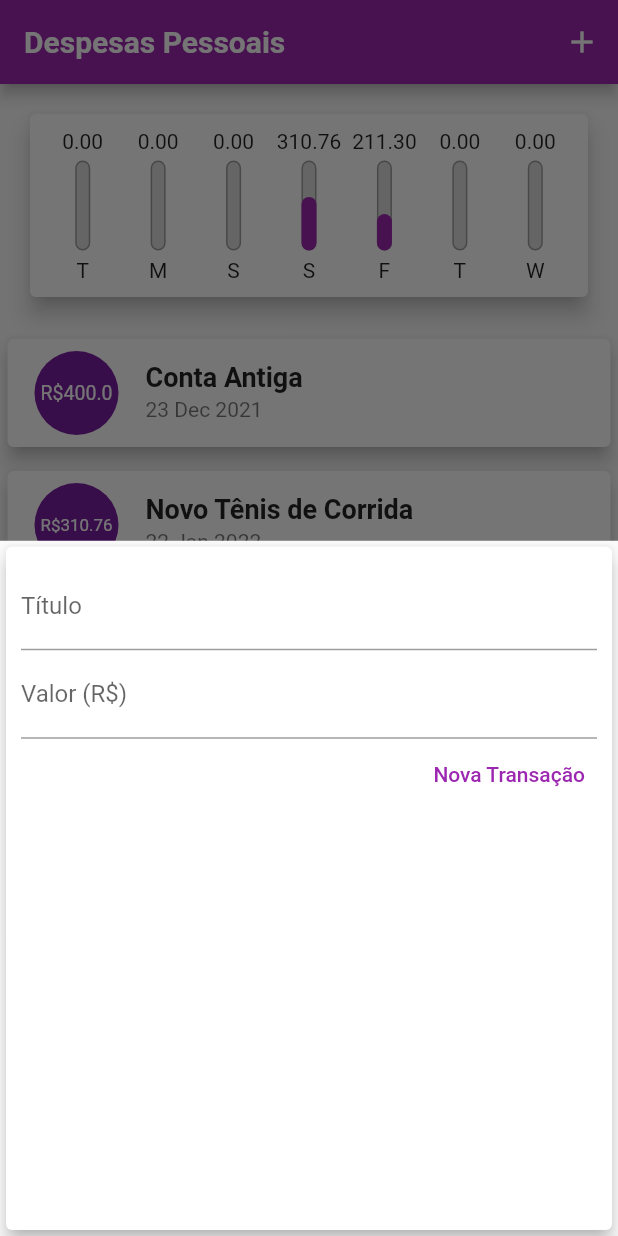
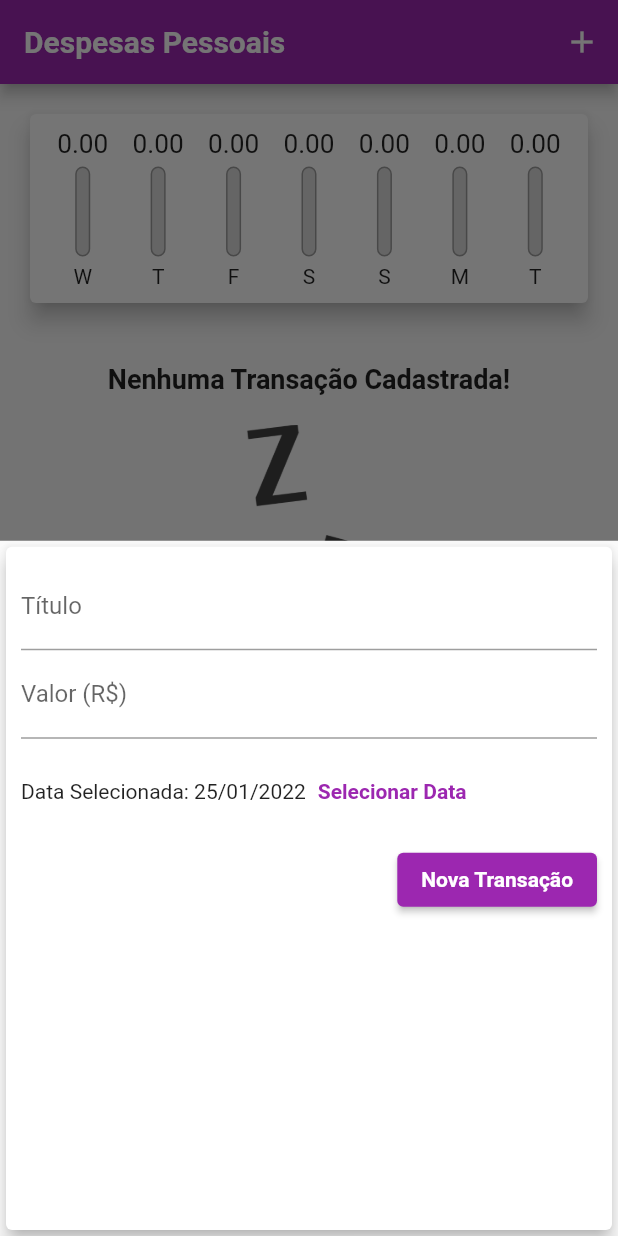
Before and after one commit to Gustavo653/Flutter, a Flutter app: the screen it shows after launch, after a tap on the "add" icon, on a phone screen of 412 x 824 dp. Run offline on Flutter 3.47's test engine with Material 2 defaults, Android fonts, the phone set to English and light mode, and no system bars; Roboto replaces fonts that are missing (OpenSans, Quicksand).

Commit message:
FInalizando projeto expenses

```diff
--- a/Secao 3/expenses/lib/components/chart.dart
+++ b/Secao 3/expenses/lib/components/chart.dart
@@ -30,7 +30,7 @@ class Chart extends StatelessWidget {
         'day': DateFormat.E().format(weekDay)[0],
         'value': totalSum,
       };
-    });
+    }).reversed.toList();
   }
 
   double get _weekTotalValue {
@@ -54,7 +54,9 @@ class Chart extends StatelessWidget {
               child: ChartBar(
                 label: tr['day'].toString(),
                 value: tr['value'] as double,
-                percentage: (tr['value'] as double) / _weekTotalValue,
+                percentage: _weekTotalValue == 0
+                    ? 0
+                    : (tr['value'] as double) / _weekTotalValue,
               ),
             );
           }).toList(),
--- a/Secao 3/expenses/lib/components/chart_bar.dart
+++ b/Secao 3/expenses/lib/components/chart_bar.dart
@@ -15,8 +15,13 @@ class ChartBar extends StatelessWidget {
   Widget build(BuildContext context) {
     return Column(
       children: <Widget>[
-        FittedBox(
-          child: Text('${value?.toStringAsFixed(2)}'),
+        Container(
+          height: 20,
+          child: FittedBox(
+            child: Text(
+              '${value?.toStringAsFixed(2)}',
+            ),
+          ),
         ),
         SizedBox(height: 5),
         Container(
--- a/Secao 3/expenses/lib/components/transaction_form.dart
+++ b/Secao 3/expenses/lib/components/transaction_form.dart
@@ -1,7 +1,8 @@
 import 'package:flutter/material.dart';
+import 'package:intl/intl.dart';
 
 class TransactionForm extends StatefulWidget {
-  final void Function(String, double) onSubmit;
+  final void Function(String, double, DateTime) onSubmit;
 
   TransactionForm(this.onSubmit);
 
@@ -10,19 +11,35 @@ class TransactionForm extends StatefulWidget {
 }
 
 class _TransactionFormState extends State<TransactionForm> {
-  final titleController = TextEditingController();
-
-  final valueController = TextEditingController();
+  final _titleController = TextEditingController();
+  final _valueController = TextEditingController();
+  DateTime _selectedDate = DateTime.now();
 
   _submitForm() {
-    final title = titleController.text;
-    final value = double.tryParse(valueController.text) ?? 0.0;
+    final title = _titleController.text;
+    final value = double.tryParse(_valueController.text) ?? 0.0;
 
-    if (title.isEmpty || value <= 0) {
+    if (title.isEmpty || value <= 0 || _selectedDate == null) {
       return;
     }
 
-    widget.onSubmit(title, value);
+    widget.onSubmit(title, value, _selectedDate);
+  }
+
+  _showDatePicker() {
+    showDatePicker(
+      context: context,
+      initialDate: DateTime.now(),
+      firstDate: DateTime(2019),
+      lastDate: DateTime.now(),
+    ).then((pickedDate) {
+      if (pickedDate == null) {
+        return;
+      }
+      setState(() {
+        _selectedDate = pickedDate;
+      });
+    });
   }
 
   @override
@@ -34,27 +51,50 @@ class _TransactionFormState extends State<TransactionForm> {
         child: Column(
           children: <Widget>[
             TextField(
-              controller: titleController,
+              controller: _titleController,
               onSubmitted: (_) => _submitForm,
               decoration: InputDecoration(
                 labelText: 'Título',
               ),
             ),
             TextField(
-              controller: valueController,
+              controller: _valueController,
               keyboardType: TextInputType.numberWithOptions(decimal: true),
               onSubmitted: (_) => _submitForm,
               decoration: InputDecoration(
                 labelText: 'Valor (R\$)',
               ),
             ),
+            Container(
+              height: 70,
+              child: Row(
+                children: <Widget>[
+                  Text(
+                    _selectedDate == null
+                        ? 'Nenhuma data selecionada!'
+                        : 'Data Selecionada: ${DateFormat('dd/MM/y').format(_selectedDate)}',
+                  ),
+                  TextButton(
+                    child: Text(
+                      'Selecionar Data',
+                      style: TextStyle(
+                        fontWeight: FontWeight.bold,
+                      ),
+                    ),
+                    onPressed: _showDatePicker,
+                  )
+                ],
+              ),
+            ),
             Row(
               mainAxisAlignment: MainAxisAlignment.end,
               children: <Widget>[
-                TextButton(
+                ElevatedButton(
                   child: Text(
                     'Nova Transação',
-                    style: TextStyle(color: Colors.purple),
+                    style: TextStyle(
+                      color: Theme.of(context).textTheme.button?.color,
+                    ),
                   ),
                   onPressed: _submitForm,
                 )
--- a/Secao 3/expenses/lib/components/transaction_list.dart
+++ b/Secao 3/expenses/lib/components/transaction_list.dart
@@ -4,13 +4,14 @@ import 'package:intl/intl.dart';
 
 class TransactionList extends StatelessWidget {
   final List<Transaction> transactions;
+  final void Function(String) onRemove;
 
-  TransactionList(this.transactions);
+  TransactionList(this.transactions, this.onRemove);
 
   @override
   Widget build(BuildContext context) {
     return Container(
-      height: 300,
+      height: 430,
       child: transactions.isEmpty
           ? Column(
               children: <Widget>[
@@ -56,6 +57,11 @@ class TransactionList extends StatelessWidget {
                     subtitle: Text(
                       DateFormat('d MMM y').format(tr.date),
                     ),
+                    trailing: IconButton(
+                      icon: Icon(Icons.delete),
+                      color: Theme.of(context).errorColor,
+                      onPressed: () => onRemove(tr.id),
+                    ),
                   ),
                 );
               },
--- a/Secao 3/expenses/lib/main.dart
+++ b/Secao 3/expenses/lib/main.dart
@@ -24,6 +24,10 @@ class ExpensesApp extends StatelessWidget {
                 fontSize: 18,
                 fontWeight: FontWeight.bold,
               ),
+              button: TextStyle(
+                color: Colors.white,
+                fontWeight: FontWeight.bold,
+              ),
             ),
         appBarTheme: AppBarTheme(
           textTheme: ThemeData.light().textTheme.copyWith(
@@ -46,24 +50,36 @@ class MyHomePage extends StatefulWidget {
 
 class _MyHomePageState extends State<MyHomePage> {
   final List<Transaction> _transactions = [
-    Transaction(
-      id: 't0',
-      title: 'Conta Antiga',
-      value: 400.00,
-      date: DateTime.now().subtract(Duration(days: 33)),
-    ),
-    Transaction(
-      id: 't1',
-      title: 'Novo Tênis de Corrida',
-      value: 310.76,
-      date: DateTime.now().subtract(Duration(days: 3)),
-    ),
-    Transaction(
-      id: 't2',
-      title: 'Conta de Luz',
-      value: 211.30,
-      date: DateTime.now().subtract(Duration(days: 4)),
-    ),
+    // Transaction(
+    //   id: 't0',
+    //   title: 'Conta Antiga',
+    //   value: 400.00,
+    //   date: DateTime.now().subtract(Duration(days: 33)),
+    // ),
+    // Transaction(
+    //   id: 't1',
+    //   title: 'Novo Tênis de Corrida',
+    //   value: 310.76,
+    //   date: DateTime.now().subtract(Duration(days: 3)),
+    // ),
+    // Transaction(
+    //   id: 't2',
+    //   title: 'Conta de Luz',
+    //   value: 211.30,
+    //   date: DateTime.now().subtract(Duration(days: 4)),
+    // ),
+    // Transaction(
+    //   id: 't3',
+    //   title: 'Cartão de Crédito',
+    //   value: 100211.30,
+    //   date: DateTime.now(),
+    // ),
+    // Transaction(
+    //   id: 't4',
+    //   title: 'Lanche',
+    //   value: 11.30,
+    //   date: DateTime.now(),
+    // ),
   ];
 
   List<Transaction> get _recentTransactions {
@@ -74,12 +90,12 @@ class _MyHomePageState extends State<MyHomePage> {
     }).toList();
   }
 
-  _addTransaction(String title, double value) {
+  _addTransaction(String title, double value, DateTime date) {
     final newTransaction = Transaction(
       id: Random().nextDouble().toString(),
       title: title,
       value: value,
-      date: DateTime.now(),
+      date: date,
     );
 
     setState(() {
@@ -87,6 +103,12 @@ class _MyHomePageState extends State<MyHomePage> {
     });
 
     Navigator.of(context).pop();
+  }
+
+  _deleteTransaction(String id) {
+    setState(() {
+      _transactions.removeWhere((tr) => tr.id == id);
+    });
   }
 
   _openTransactionFormModal(BuildContext context) {
@@ -115,7 +137,7 @@ class _MyHomePageState extends State<MyHomePage> {
           crossAxisAlignment: CrossAxisAlignment.stretch,
           children: <Widget>[
             Chart(_recentTransactions),
-            TransactionList(_transactions),
+            TransactionList(_transactions, _deleteTransaction),
           ],
         ),
       ),
```
Also changed, not shown: Secao 3/expenses/lib/components/transaction_user.dart (deleted, +0 -50 lines).
